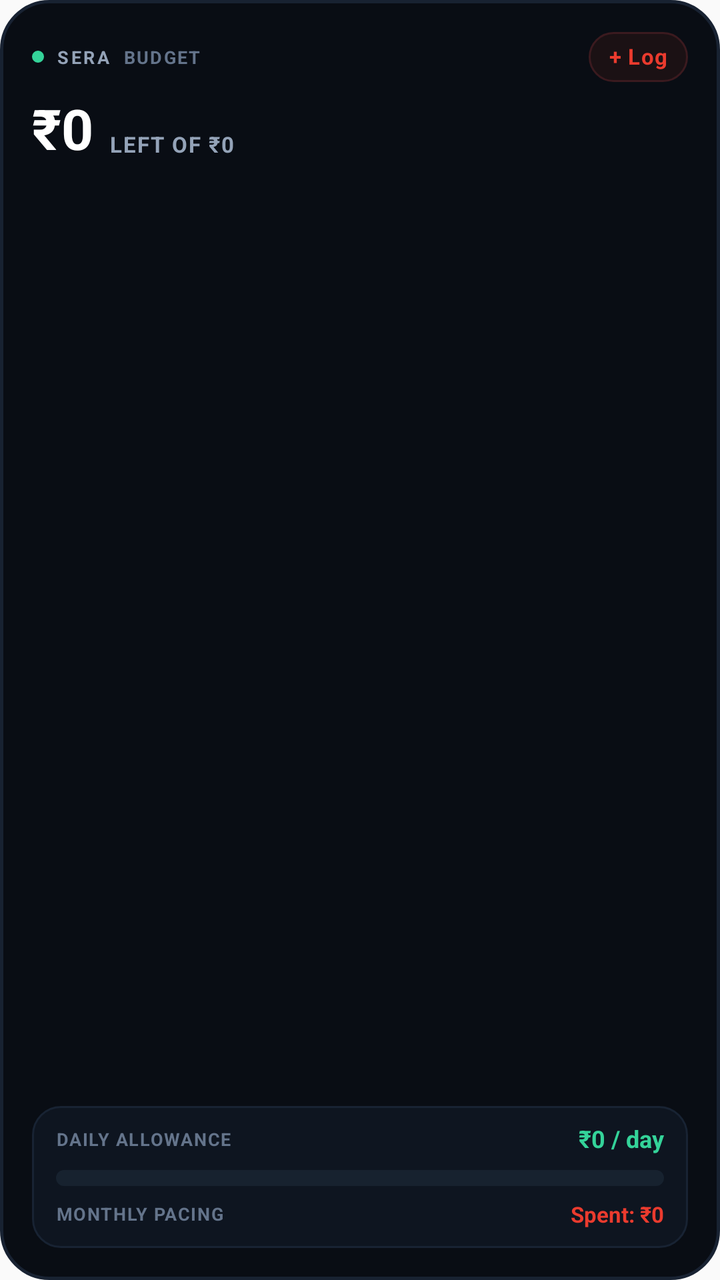
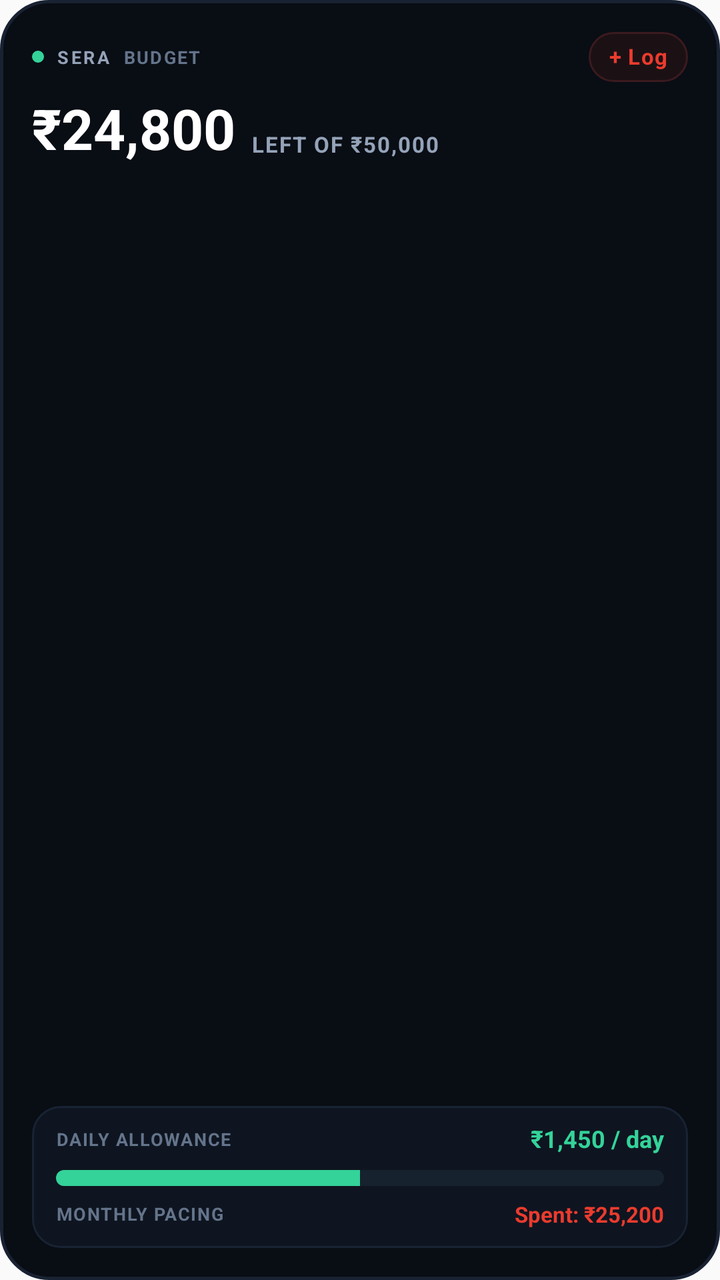

Before-and-after screenshots of an Android layout around one commit, followed by the original layout XML and the change that was made.
<!-- AndroidManifest.xml: application theme AppTheme -->
<!-- res/layout/sera_widget_budget.xml -->
<?xml version="1.0" encoding="utf-8"?>
<LinearLayout xmlns:android="http://schemas.android.com/apk/res/android"
    android:id="@+id/widget_budget_root"
    android:layout_width="match_parent"
    android:layout_height="match_parent"
    android:background="@drawable/widget_card_bg"
    android:orientation="vertical"
    android:padding="16dp">

    
    <LinearLayout
        android:layout_width="match_parent"
        android:layout_height="wrap_content"
        android:gravity="center_vertical"
        android:orientation="horizontal">

        <LinearLayout
            android:layout_width="0dp"
            android:layout_height="wrap_content"
            android:layout_weight="1"
            android:gravity="center_vertical"
            android:orientation="horizontal">

            <ImageView
                android:layout_width="6dp"
                android:layout_height="6dp"
                android:contentDescription="Live"
                android:src="@drawable/widget_dot_live" />

            <TextView
                android:layout_width="wrap_content"
                android:layout_height="wrap_content"
                android:layout_marginStart="6dp"
                android:letterSpacing="0.14"
                android:text="SERA"
                android:textColor="#94A3B8"
                android:textSize="9sp"
                android:textStyle="bold" />

            <TextView
                android:layout_width="wrap_content"
                android:layout_height="wrap_content"
                android:layout_marginStart="6dp"
                android:ellipsize="end"
                android:letterSpacing="0.08"
                android:maxLines="1"
                android:text="BUDGET"
                android:textColor="#64748B"
                android:textSize="9sp"
                android:textStyle="bold" />
        </LinearLayout>

        <TextView
            android:id="@+id/btn_budget_add_expense"
            android:layout_width="wrap_content"
            android:layout_height="wrap_content"
            android:background="@drawable/widget_btn_expense_bg"
            android:includeFontPadding="false"
            android:letterSpacing="0.04"
            android:maxLines="1"
            android:paddingStart="10dp"
            android:paddingTop="6dp"
            android:paddingEnd="10dp"
            android:paddingBottom="6dp"
            android:text="+ Log"
            android:textColor="#EB3B2E"
            android:textSize="11sp"
            android:textStyle="bold" />
    </LinearLayout>

    
    <LinearLayout
        android:layout_width="match_parent"
        android:layout_height="wrap_content"
        android:layout_marginTop="8dp"
        android:baselineAligned="false"
        android:gravity="bottom"
        android:orientation="horizontal">

        <TextView
            android:id="@+id/widget_budget_remaining"
            android:layout_width="wrap_content"
            android:layout_height="wrap_content"
            android:includeFontPadding="false"
            android:text="₹0"
            android:textColor="#FFFFFF"
            android:textSize="28sp"
            android:textStyle="bold" />

        <TextView
            android:id="@+id/widget_budget_total"
            android:layout_width="wrap_content"
            android:layout_height="wrap_content"
            android:layout_marginStart="8dp"
            android:layout_marginBottom="3dp"
            android:ellipsize="end"
            android:includeFontPadding="false"
            android:letterSpacing="0.06"
            android:maxLines="1"
            android:text="LEFT OF ₹0"
            android:textColor="#94A3B8"
            android:textSize="11sp"
            android:textStyle="bold" />
    </LinearLayout>

    
    <FrameLayout
        android:layout_width="match_parent"
        android:layout_height="0dp"
        android:layout_weight="1" />

    
    <LinearLayout
        android:layout_width="match_parent"
        android:layout_height="wrap_content"
        android:background="@drawable/widget_item_bg"
        android:orientation="vertical"
        android:paddingStart="12dp"
        android:paddingTop="10dp"
        android:paddingEnd="12dp"
        android:paddingBottom="10dp">

        <LinearLayout
            android:layout_width="match_parent"
            android:layout_height="wrap_content"
            android:gravity="center_vertical"
            android:orientation="horizontal">

            <TextView
                android:layout_width="0dp"
                android:layout_height="wrap_content"
                android:layout_weight="1"
                android:ellipsize="end"
                android:includeFontPadding="false"
                android:letterSpacing="0.06"
                android:maxLines="1"
                android:text="DAILY ALLOWANCE"
                android:textColor="#64748B"
                android:textSize="9sp"
                android:textStyle="bold" />

            <TextView
                android:id="@+id/widget_budget_daily_pace"
                android:layout_width="wrap_content"
                android:layout_height="wrap_content"
                android:includeFontPadding="false"
                android:maxLines="1"
                android:text="₹0 / day"
                android:textColor="#34D399"
                android:textSize="12sp"
                android:textStyle="bold" />
        </LinearLayout>

        <ProgressBar
            android:id="@+id/widget_budget_progress"
            style="?android:attr/progressBarStyleHorizontal"
            android:layout_width="match_parent"
            android:layout_height="8dp"
            android:layout_marginTop="8dp"
            android:layout_marginBottom="8dp"
            android:max="100"
            android:progress="0"
            android:progressDrawable="@drawable/widget_progress_bar" />

        <LinearLayout
            android:layout_width="match_parent"
            android:layout_height="wrap_content"
            android:gravity="center_vertical"
            android:orientation="horizontal">

            <TextView
                android:layout_width="0dp"
                android:layout_height="wrap_content"
                android:layout_weight="1"
                android:ellipsize="end"
                android:includeFontPadding="false"
                android:letterSpacing="0.06"
                android:maxLines="1"
                android:text="MONTHLY PACING"
                android:textColor="#64748B"
                android:textSize="9sp"
                android:textStyle="bold" />

            <TextView
                android:id="@+id/widget_budget_spent_total"
                android:layout_width="wrap_content"
                android:layout_height="wrap_content"
                android:includeFontPadding="false"
                android:maxLines="1"
                android:text="Spent: ₹0"
                android:textColor="#EB3B2E"
                android:textSize="11sp"
                android:textStyle="bold" />
        </LinearLayout>
    </LinearLayout>
</LinearLayout>
<!-- resources referenced by this layout -->
<resources>
  <!-- drawable widget_btn_expense_bg (drawable) -->
  <?xml version="1.0" encoding="utf-8"?>
  <shape xmlns:android="http://schemas.android.com/apk/res/android"
      android:shape="rectangle">
      <solid android:color="#1B1114" />
      <corners android:radius="12dp" />
      <stroke
          android:width="1dp"
          android:color="#3B1A1F" />
  </shape>
  <!-- drawable widget_card_bg (drawable) -->
  <?xml version="1.0" encoding="utf-8"?>
  <shape xmlns:android="http://schemas.android.com/apk/res/android"
      android:shape="rectangle">
      <solid android:color="#090D14" />
      <corners android:radius="24dp" />
      <stroke
          android:width="1.5dp"
          android:color="#182232" />
  </shape>
  <!-- drawable widget_dot_live (drawable) -->
  <?xml version="1.0" encoding="utf-8"?>
  <shape xmlns:android="http://schemas.android.com/apk/res/android"
      android:shape="oval">
      <solid android:color="#34D399" />
      <size
          android:width="6dp"
          android:height="6dp" />
  </shape>
  <!-- drawable widget_item_bg (drawable) -->
  <?xml version="1.0" encoding="utf-8"?>
  <shape xmlns:android="http://schemas.android.com/apk/res/android"
      android:shape="rectangle">
      <solid android:color="#0E1520" />
      <corners android:radius="14dp" />
      <stroke
          android:width="1dp"
          android:color="#182333" />
  </shape>
  <!-- drawable widget_progress_bar (drawable) -->
  <?xml version="1.0" encoding="utf-8"?>
  <layer-list xmlns:android="http://schemas.android.com/apk/res/android">
      <item android:id="@android:id/background">
          <shape>
              <corners android:radius="4dp" />
              <solid android:color="#17222F" />
          </shape>
      </item>
      <item android:id="@android:id/progress">
          <clip>
              <shape>
                  <corners android:radius="4dp" />
                  <solid android:color="#34D399" />
              </shape>
          </clip>
      </item>
  </layer-list>
  <style name="AppTheme" parent="Theme.AppCompat.DayNight.NoActionBar">
          
          <item name="android:editTextBackground">@drawable/rn_edit_text_material</item>
      </style>
  <!-- drawable rn_edit_text_material (drawable) -->
  <?xml version="1.0" encoding="utf-8"?>
  <inset xmlns:android="http://schemas.android.com/apk/res/android"
         android:insetLeft="@dimen/abc_edit_text_inset_horizontal_material"
         android:insetRight="@dimen/abc_edit_text_inset_horizontal_material"
         android:insetTop="@dimen/abc_edit_text_inset_top_material"
         android:insetBottom="@dimen/abc_edit_text_inset_bottom_material"
         >
  
      <selector>
          
          <item android:state_enabled="false" android:drawable="@drawable/abc_textfield_default_mtrl_alpha"/>
          <item android:drawable="@drawable/abc_textfield_activated_mtrl_alpha"/>
      </selector>
  
  </inset>
</resources>

<!-- the commit's change to res/layout/sera_widget_budget.xml (unified diff, before → after) -->
@@ -82,7 +82,7 @@
             android:layout_width="wrap_content"
             android:layout_height="wrap_content"
             android:includeFontPadding="false"
-            android:text="₹0"
+            android:text="₹24,800"
             android:textColor="#FFFFFF"
             android:textSize="28sp"
             android:textStyle="bold" />
@@ -97,7 +97,7 @@
             android:includeFontPadding="false"
             android:letterSpacing="0.06"
             android:maxLines="1"
-            android:text="LEFT OF ₹0"
+            android:text="LEFT OF ₹50,000"
             android:textColor="#94A3B8"
             android:textSize="11sp"
             android:textStyle="bold" />
@@ -145,7 +145,7 @@
                 android:layout_height="wrap_content"
                 android:includeFontPadding="false"
                 android:maxLines="1"
-                android:text="₹0 / day"
+                android:text="₹1,450 / day"
                 android:textColor="#34D399"
                 android:textSize="12sp"
                 android:textStyle="bold" />
@@ -159,7 +159,7 @@
             android:layout_marginTop="8dp"
             android:layout_marginBottom="8dp"
             android:max="100"
-            android:progress="0"
+            android:progress="50"
             android:progressDrawable="@drawable/widget_progress_bar" />
 
         <LinearLayout
@@ -187,7 +187,7 @@
                 android:layout_height="wrap_content"
                 android:includeFontPadding="false"
                 android:maxLines="1"
-                android:text="Spent: ₹0"
+                android:text="Spent: ₹25,200"
                 android:textColor="#EB3B2E"
                 android:textSize="11sp"
                 android:textStyle="bold" />
